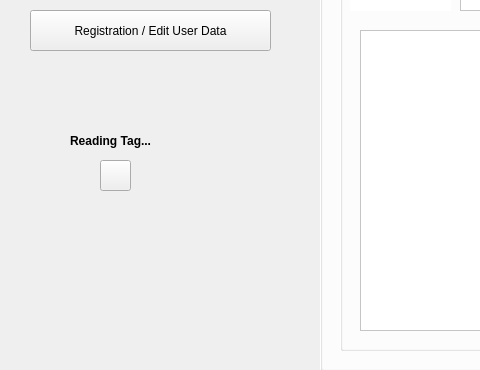
Old version of the form design_ui/Ui.ui in the repository Quoc123123/LVTN; both pictures show x 0 to 480 and y 470 to 840 of the 1152 by 840 pixel window.
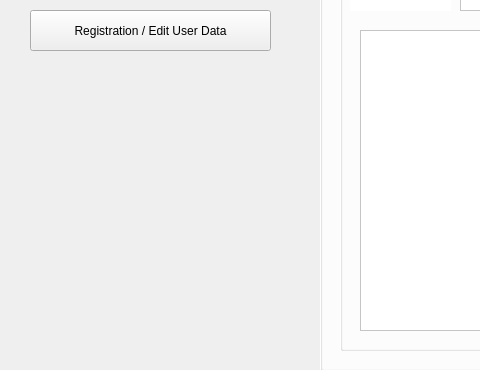
New version of the form. Icons and pictures are not drawn.

```diff
--- a/design_ui/Ui.ui
+++ b/design_ui/Ui.ui
@@ -1068,57 +1068,6 @@
     <string>Registration / Edit User Data</string>
    </property>
   </widget>
-  <widget class="QPushButton" name="btnCloseTag">
-   <property name="geometry">
-    <rect>
-     <x>100</x>
-     <y>630</y>
-     <width>31</width>
-     <height>31</height>
-    </rect>
-   </property>
-   <property name="font">
-    <font>
-     <stylestrategy>PreferDefault</stylestrategy>
-    </font>
-   </property>
-   <property name="layoutDirection">
-    <enum>Qt::LeftToRight</enum>
-   </property>
-   <property name="text">
-    <string/>
-   </property>
-   <property name="icon">
-    <iconset>
-     <normaloff>../picture/image_tools/iconfinder_Button_Close-01_1221894.png</normaloff>../picture/image_tools/iconfinder_Button_Close-01_1221894.png</iconset>
-   </property>
-   <property name="iconSize">
-    <size>
-     <width>20</width>
-     <height>20</height>
-    </size>
-   </property>
-  </widget>
-  <widget class="QLabel" name="lbReadingTag">
-   <property name="geometry">
-    <rect>
-     <x>70</x>
-     <y>600</y>
-     <width>111</width>
-     <height>21</height>
-    </rect>
-   </property>
-   <property name="font">
-    <font>
-     <pointsize>9</pointsize>
-     <weight>75</weight>
-     <bold>true</bold>
-    </font>
-   </property>
-   <property name="text">
-    <string>Reading Tag...</string>
-   </property>
-  </widget>
  </widget>
  <resources/>
  <connections/>
```
